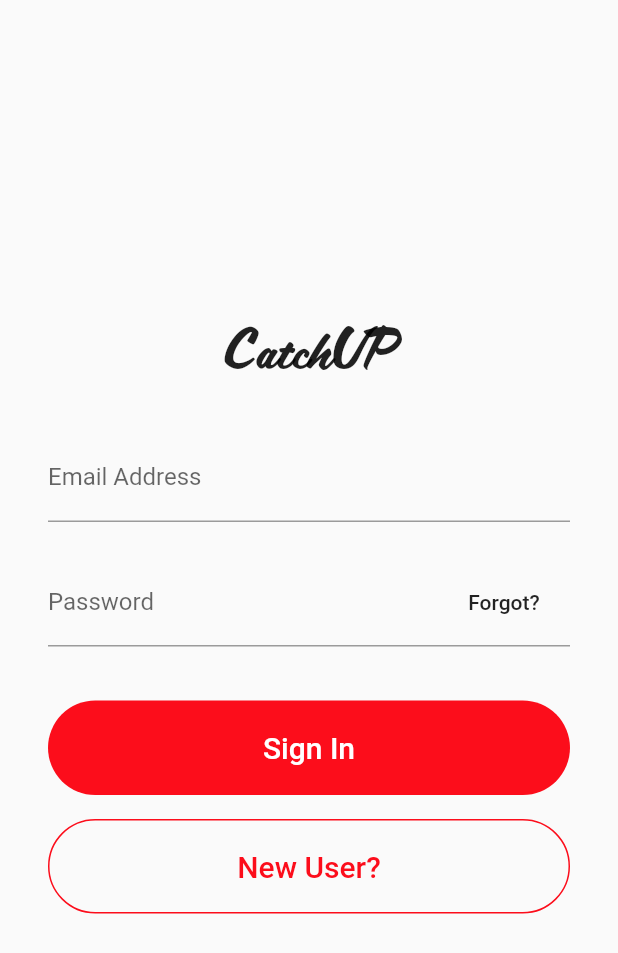
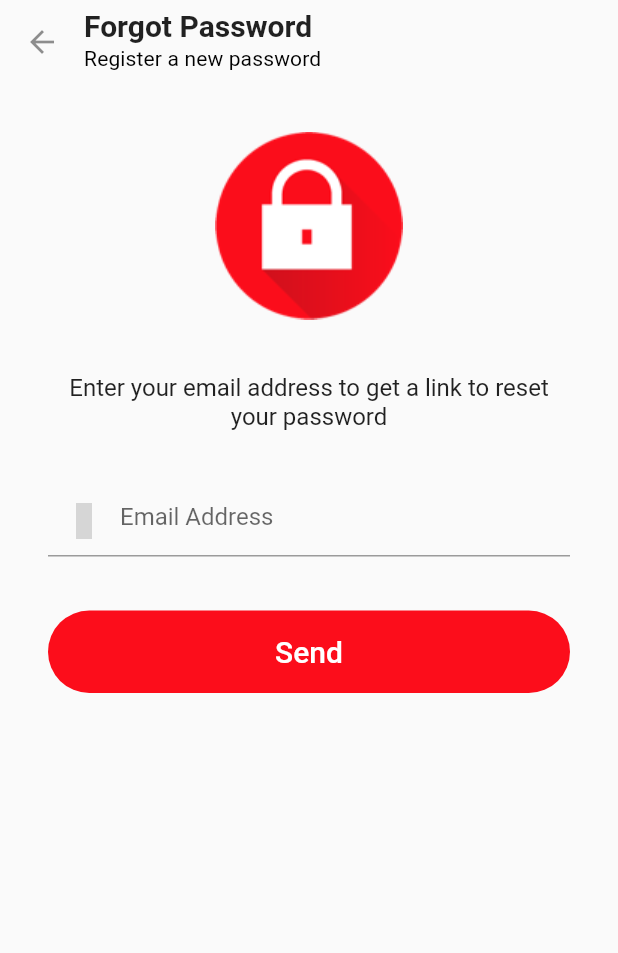
Before and after one commit to aramidefemi/stories, a Flutter app: the SignInPage screen opened directly, after a tap on "Forgot?", on a phone screen of 412 x 824 dp. Shown: the top 953 px of the screen. Run offline on Flutter 3.47's test engine with Material 2 defaults, Android fonts, the phone set to English and light mode, and no system bars; our stand-ins replace dots_indicator, material_design_icons_flutter; missing offline and left inert: keyboard_visibility; grey boxes are pictures that could not be loaded.

Commit message:
Add Forgot Password page

```diff
--- /dev/null
+++ b/lib/ui/authentication_pages/forgot_password_page.dart
@@ -0,0 +1,77 @@
+import 'package:flutter/material.dart';
+import 'package:material_design_icons_flutter/material_design_icons_flutter.dart';
+
+class ForgotPasswordPage extends StatelessWidget {
+  final String verificationMessage =
+      "Enter your email address to get a link to reset your password";
+  @override
+  Widget build(BuildContext context) {
+    return Scaffold(
+        appBar: AppBar(
+          backgroundColor: Theme.of(context).canvasColor,
+          automaticallyImplyLeading: true,
+          title: ListTile(
+            title: Text(
+              "Forgot Password",
+              style: Theme.of(context)
+                  .textTheme
+                  .title
+                  .copyWith(fontWeight: FontWeight.bold),
+            ),
+            subtitle: Text(
+              "Register a new password",
+              style: Theme.of(context)
+                  .textTheme
+                  .subtitle
+                  .copyWith(fontWeight: FontWeight.normal),
+            ),
+            contentPadding: EdgeInsets.all(0.0),
+          ),
+          titleSpacing: 0.0,
+          elevation: 0.0,
+          iconTheme: Theme.of(context).iconTheme.copyWith(opacity: 0.5),
+        ),
+        body: Container(
+          height: MediaQuery.of(context).size.height - kToolbarHeight,
+          padding: EdgeInsets.all(32.0),
+          child: Column(
+            children: <Widget>[
+              Image.asset("images/padlock_icon.png"),
+              SizedBox(height: 36.0),
+              Text(
+                verificationMessage,
+                textAlign: TextAlign.center,
+                style: Theme.of(context)
+                    .textTheme
+                    .subhead
+                    .copyWith(fontWeight: FontWeight.normal),
+              ),
+              SizedBox(height: 36.0),
+              TextField(
+                decoration: InputDecoration(
+                    hintText: "Email Address",
+                    prefixIcon: Icon(MdiIcons.emailOutline)),
+              ),
+              SizedBox(height: 36.0),
+              SizedBox(
+                width: double.infinity,
+                child: FlatButton(
+                  shape: RoundedRectangleBorder(
+                    borderRadius: BorderRadius.circular(36.0),
+                  ),
+                  padding: EdgeInsets.symmetric(vertical: 16.0),
+                  color: Theme.of(context).primaryColor,
+                  child: Text(
+                    "Send",
+                    style: Theme.of(context).textTheme.title.copyWith(
+                          color: Colors.white,
+                        ),
+                  ),
+                  onPressed: () {},
+                ),
+              ),
+            ],
+          ),
+        ));
+  }
+}
--- a/lib/ui/authentication_pages/new_user_page.dart
+++ b/lib/ui/authentication_pages/new_user_page.dart
@@ -78,7 +78,6 @@ class NewUserPage extends StatelessWidget {
                 ),
                 StatefulBuilder(
                   builder: (BuildContext context, StateSetter setState) {
-                    print("object");
                     return DropdownButton<String>(
                       items: [
                         DropdownMenuItem(
--- a/lib/ui/authentication_pages/sign_in_page.dart
+++ b/lib/ui/authentication_pages/sign_in_page.dart
@@ -1,3 +1,4 @@
+import 'package:stories/ui/authentication_pages/forgot_password_page.dart';
 import 'package:stories/ui/authentication_pages/new_user_page.dart';
 import 'package:stories/ui/home.dart';
 import 'package:flutter/material.dart';
@@ -105,7 +106,13 @@ class _SignInPageState extends State<SignInPage> {
                                 child: Text(
                                   "Forgot?",
                                 ),
-                                onPressed: () {},
+                                onPressed: () {
+                                  Navigator.push(
+                                      context,
+                                      MaterialPageRoute(
+                                          builder: (_) =>
+                                              ForgotPasswordPage()));
+                                },
                               ),
                             )
                           ])),
--- a/lib/ui/main_tabs/stories_home_screens/upload_story.dart
+++ b/lib/ui/main_tabs/stories_home_screens/upload_story.dart
@@ -305,11 +305,9 @@ class _UploadStoryState extends State<UploadStory> {
                               DropdownButton(
                                 style: TextStyle(color: Colors.black),
                                 onChanged: (value) {
-                                  print("changed");
                                   setState(() {
                                     _value = value;
                                   });
-                                  print(value + " to" + _value);
                                 },
                                 items: [
                                   DropdownMenuItem(
```
Also changed, not shown: images/padlock_icon.png (added).
